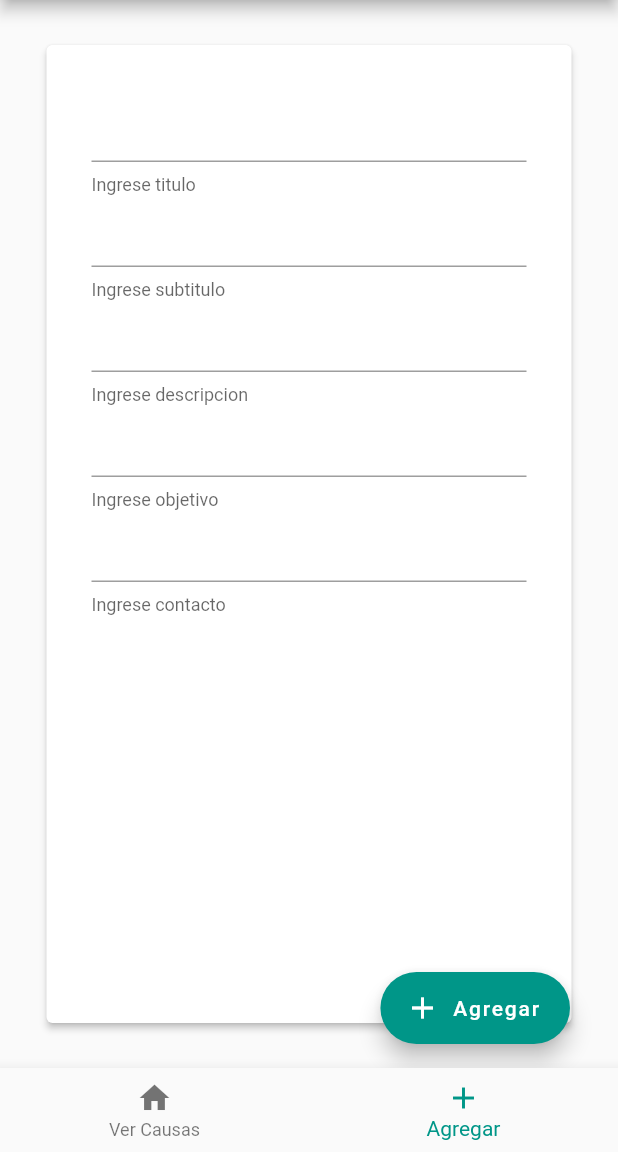
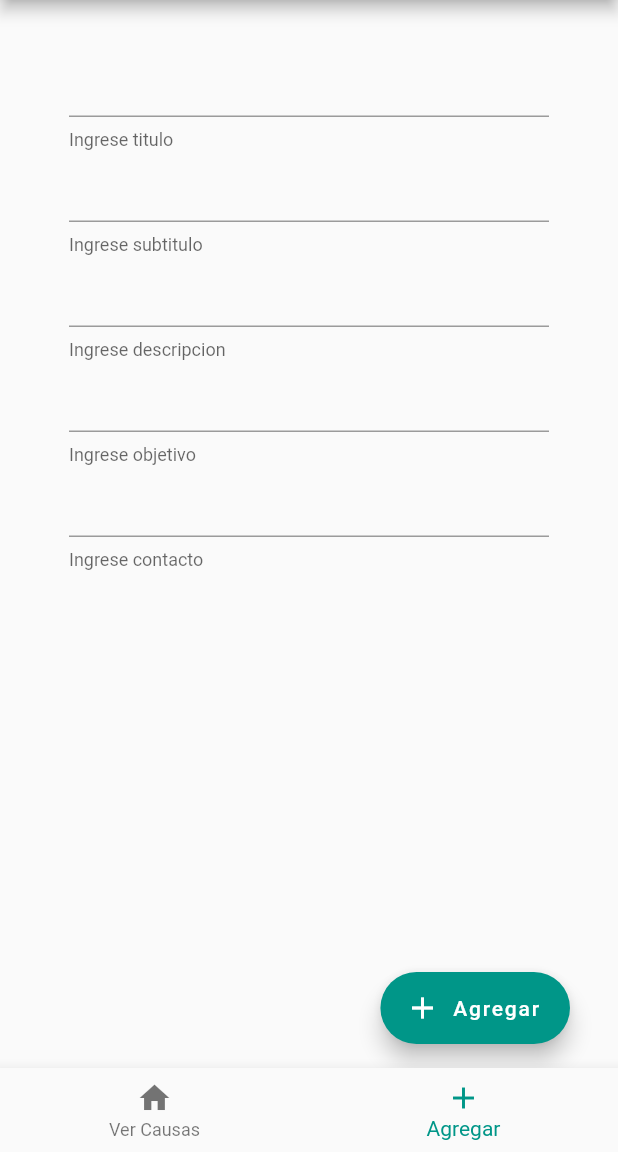
Before and after one commit to krupikivan/proyecto_final, a Flutter app: the screen it shows after launch, item 2 of the bottom bar chosen, on a phone screen of 412 x 824 dp, the part 84-1236 px from its top. Run offline on Flutter 3.47's test engine with Material 2 defaults, Android fonts, the phone set to English and light mode, and no system bars; our stand-ins replace dio; network calls fail.

Commit message:
sacamos el card

```diff
--- a/lib/agregar_causa.dart
+++ b/lib/agregar_causa.dart
@@ -21,19 +21,15 @@ class _AgregarCausaState extends State<AgregarCausa> {
   @override
   Widget build(BuildContext context) {
     return Scaffold(
-      body: Card(
-          margin: const EdgeInsets.symmetric(vertical: 30, horizontal: 15),
-          elevation: 2,
-          child: _cargando
-              ? Expanded(child: Center(child: CircularProgressIndicator()))
+      body: _cargando
+          ? Center(child: CircularProgressIndicator())
           : Container(
               padding: const EdgeInsets.all(30),
               child: Form(
                   key: _formKey,
                   child: ListView(children: <Widget>[
                     TextFormField(
-                          decoration:
-                              InputDecoration(helperText: 'Ingrese titulo'),
+                      decoration: InputDecoration(helperText: 'Ingrese titulo'),
                       validator: (value) {
                         if (value.isEmpty) {
                           return 'Ingrese un titulo';
@@ -58,8 +54,8 @@ class _AgregarCausaState extends State<AgregarCausa> {
                       },
                     ),
                     TextFormField(
-                          decoration: InputDecoration(
-                              helperText: 'Ingrese descripcion'),
+                      decoration:
+                          InputDecoration(helperText: 'Ingrese descripcion'),
                       validator: (value) {
                         if (value.isEmpty) {
                           return 'Ingrese un descripcion';
@@ -100,7 +96,7 @@ class _AgregarCausaState extends State<AgregarCausa> {
                       },
                     ),
                   ])),
-                )),
+            ),
       floatingActionButton: FloatingActionButton.extended(
         onPressed: () async {
           FocusScope.of(context).unfocus();
```
Lines whose indentation alone changed are shown as unchanged.
